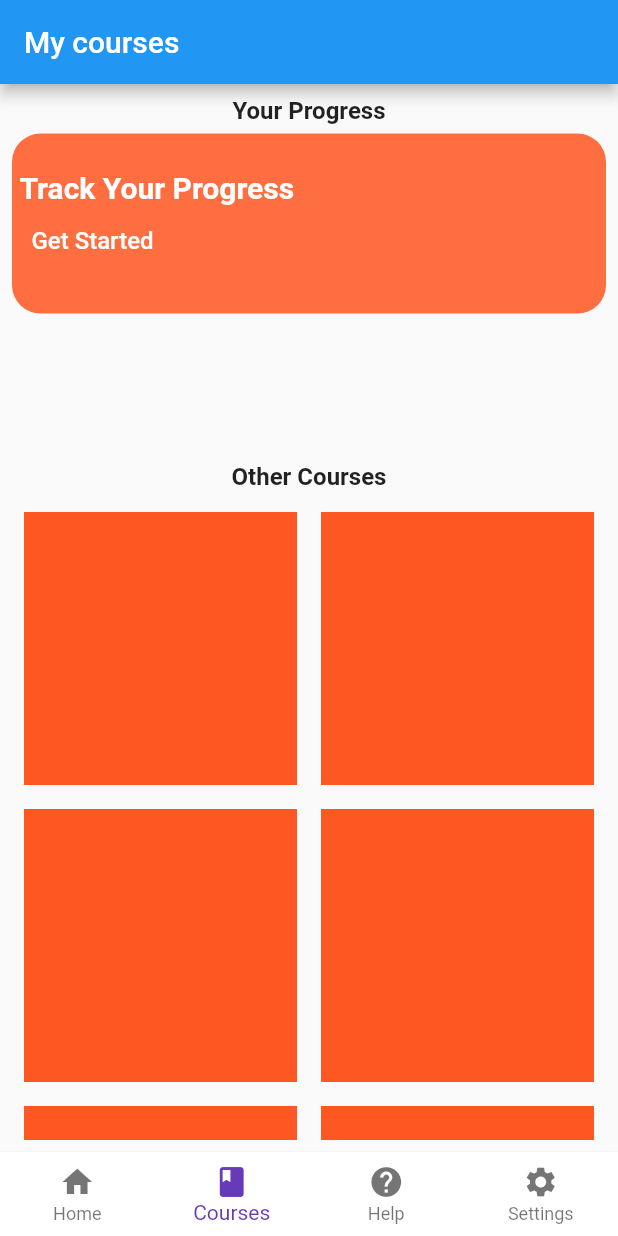
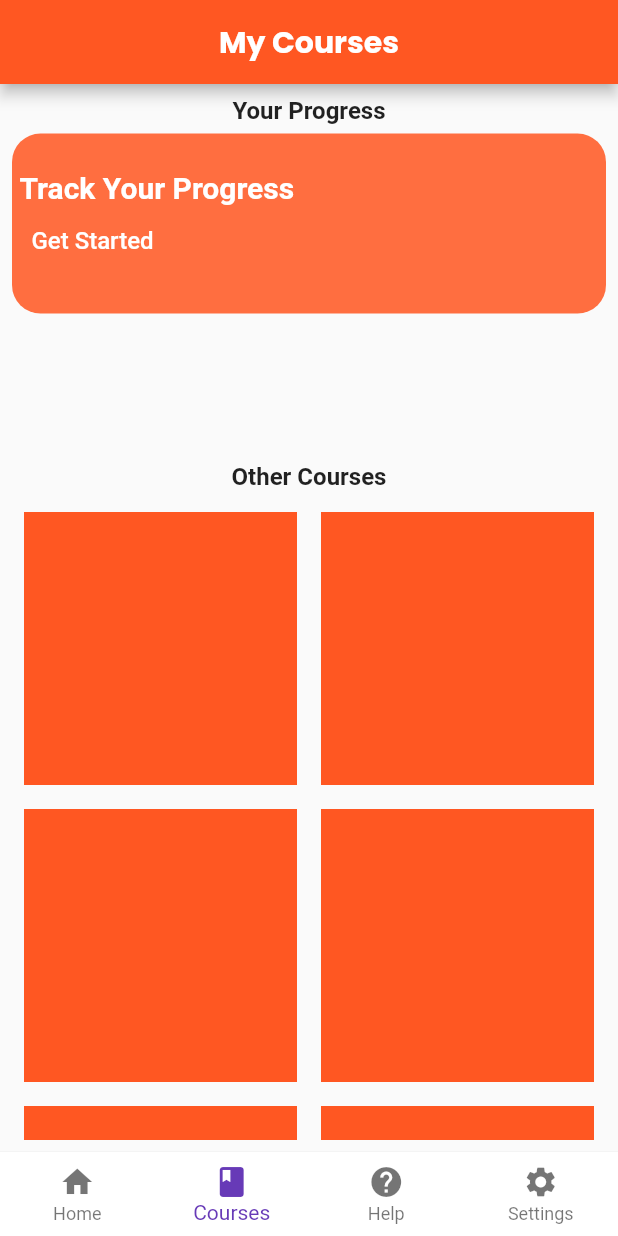
Before and after one commit to Webtonics/skilloom, a Flutter app: the screen it shows once a user with an empty profile is signed in, item 2 of the bottom bar chosen, after a tap on "Get Started", on a phone screen of 412 x 824 dp. Run offline on Flutter 3.47's test engine with Material 2 defaults, Android fonts, the phone set to English and light mode, and no system bars; our stand-ins replace cloud_firestore, file_picker, firebase_auth, firebase_core, firebase_storage, google_fonts and 2 more; accounts and stored records are empty; network calls fail.

Commit message:
Basic UI complete

```diff
--- a/lib/main.dart
+++ b/lib/main.dart
@@ -1,6 +1,7 @@
 import 'package:firebase_auth/firebase_auth.dart';
 import 'package:firebase_core/firebase_core.dart';
 import 'package:flutter/material.dart';
+import 'package:google_fonts/google_fonts.dart';
 import 'package:skilloom/providers/user_provider.dart';
 // import 'package:skilloom/views/app_screen/home.dart';
 import 'package:skilloom/views/auth/login.dart';
--- a/lib/utils/textfiels.dart
+++ b/lib/utils/textfiels.dart
@@ -6,14 +6,17 @@ class MyTextField extends StatelessWidget {
       required this.controller,
       required this.label,
       required this.hinttext,
-      required this.keyboardtype});
+      required this.keyboardtype,
+      required this.enabled});
   final TextEditingController controller;
   final String label;
   final String hinttext;
   final TextInputType keyboardtype;
+  final bool enabled;
   @override
   Widget build(BuildContext context) {
     return TextField(
+      enabled: enabled,
       controller: controller,
       decoration: InputDecoration(
         floatingLabelBehavior: null,
--- a/lib/views/app_screen/courses.dart
+++ b/lib/views/app_screen/courses.dart
@@ -1,7 +1,6 @@
 import 'package:flutter/material.dart';
-import 'package:lottie/lottie.dart';
+import 'package:google_fonts/google_fonts.dart';
 import 'package:skilloom/constants/spacing.dart';
-import 'package:skilloom/widget/carosel_baner.dart';
 
 class Courses extends StatefulWidget {
   const Courses({super.key});
@@ -15,7 +14,15 @@ class _CoursesState extends State<Courses> {
   Widget build(BuildContext context) {
     return Scaffold(
       appBar: AppBar(
-        title: const Text("My courses"),
+        backgroundColor: Colors.deepOrange,
+        centerTitle: true,
+        title: Text(
+          "My Courses",
+          style: GoogleFonts.poppins(
+            color: Colors.white,
+            fontWeight: FontWeight.bold,
+          ),
+        ),
       ),
       body: Padding(
         padding: const EdgeInsets.all(8.0),
--- a/lib/widget/carosel_baner.dart
+++ b/lib/widget/carosel_baner.dart
@@ -6,33 +6,114 @@ class CaroselBanner extends StatelessWidget {
   @override
   Widget build(BuildContext context) {
     return ListView(scrollDirection: Axis.horizontal, children: [
-      Container(
-        padding: const EdgeInsets.all(5),
+      CaroselBannerItem(
+        color: Colors.deepOrange,
+        title: "Lets Learn More",
+        cTA: "Get Started",
+        action: () {},
+      ),
+      const SizedBox(
+        width: 12,
+      ),
+      CaroselBannerItem(
+        color: Colors.black54,
+        title: "Lets Learn More",
+        cTA: "Get Started",
+        action: () {},
+      ),
+      const SizedBox(
+        width: 12,
+      ),
+      CaroselBannerItem(
+        color: Colors.blueAccent,
+        title: "Lets Learn More",
+        cTA: "Get Started",
+        action: () {},
+      ),
+      const SizedBox(
+        width: 12,
+      ),
+      CaroselBannerItem(
+        color: Colors.redAccent,
+        title: "Lets Learn More",
+        cTA: "Get Started",
+        action: () {},
+      ),
+      const SizedBox(
+        width: 12,
+      ),
+      CaroselBannerItem(
+        color: Colors.purpleAccent,
+        title: "Lets Learn More",
+        cTA: "Get Started",
+        action: () {},
+      ),
+      const SizedBox(
+        width: 12,
+      ),
+      CaroselBannerItem(
+        color: Colors.deepOrange,
+        title: "Lets Learn More",
+        cTA: "Get Started",
+        action: () {},
+      ),
+      const SizedBox(
+        width: 12,
+      ),
+      CaroselBannerItem(
+        color: Colors.pinkAccent,
+        title: "Lets Learn More",
+        cTA: "Get Started",
+        action: () {},
+      ),
+    ]);
+  }
+}
+// 1  Colors.black54
+// 2 "Lets Learn More"
+// "Get Started"
+
+class CaroselBannerItem extends StatelessWidget {
+  const CaroselBannerItem(
+      {super.key,
+      required this.color,
+      required this.title,
+      required this.cTA,
+      required this.action});
+
+  final Color color;
+  final String title;
+  final String cTA;
+  final VoidCallback action;
+  @override
+  Widget build(BuildContext context) {
+    return Container(
+      padding: const EdgeInsets.all(10),
       decoration: BoxDecoration(
         borderRadius: BorderRadius.circular(19),
         // color: Colors.greenAccent,
-          color: Colors.black54,
+        color: color,
       ),
       child: Row(
         children: [
           //image
           Column(
             crossAxisAlignment: CrossAxisAlignment.start,
-              mainAxisAlignment: MainAxisAlignment.start,
+            mainAxisAlignment: MainAxisAlignment.center,
             children: [
-                const Text(
-                  "Lets Learn More",
-                  style: TextStyle(
+              Text(
+                title,
+                style: const TextStyle(
                   color: Colors.white,
                   fontWeight: FontWeight.bold,
                   fontSize: 26,
                 ),
               ),
               TextButton(
-                    onPressed: () {},
-                    child: const Text(
-                      "Get Started",
-                      style: TextStyle(
+                  onPressed: action,
+                  child: Text(
+                    cTA,
+                    style: const TextStyle(
                         color: Colors.white,
                         fontSize: 16,
                         decoration: TextDecoration.underline),
@@ -41,121 +122,6 @@ class CaroselBanner extends StatelessWidget {
           )
         ],
       ),
-      ),
-      const SizedBox(
-        width: 12,
-      ),
-      Container(
-        padding: const EdgeInsets.all(5),
-        decoration: BoxDecoration(
-          borderRadius: BorderRadius.circular(19),
-          color: Colors.blueAccent,
-        ),
-        child: Row(
-          children: [
-            //image
-            Column(
-              crossAxisAlignment: CrossAxisAlignment.start,
-              mainAxisAlignment: MainAxisAlignment.start,
-              children: [
-                const Text(
-                  "Lets Learn More",
-                  style: TextStyle(
-                    color: Colors.white,
-                    fontWeight: FontWeight.bold,
-                    fontSize: 26,
-                  ),
-                ),
-                TextButton(
-                    onPressed: () {},
-                    child: const Text(
-                      "Get Started",
-                      style: TextStyle(
-                          color: Colors.white,
-                          fontSize: 16,
-                          decoration: TextDecoration.underline),
-                    )),
-              ],
-            )
-          ],
-        ),
-      ),
-      const SizedBox(
-        width: 12,
-      ),
-      Container(
-        padding: const EdgeInsets.all(5),
-        decoration: BoxDecoration(
-          borderRadius: BorderRadius.circular(19),
-          color: Colors.redAccent,
-        ),
-        child: Row(
-          children: [
-            //image
-            Column(
-              crossAxisAlignment: CrossAxisAlignment.start,
-              mainAxisAlignment: MainAxisAlignment.start,
-              children: [
-                const Text(
-                  "Lets Learn More",
-                  style: TextStyle(
-                    color: Colors.white,
-                    fontWeight: FontWeight.bold,
-                    fontSize: 26,
-                  ),
-                ),
-                TextButton(
-                    onPressed: () {},
-                    child: const Text(
-                      "Get Started",
-                      style: TextStyle(
-                          color: Colors.white,
-                          fontSize: 16,
-                          decoration: TextDecoration.underline),
-                    )),
-              ],
-            )
-          ],
-        ),
-      ),
-      const SizedBox(
-        width: 12,
-      ),
-      Container(
-        padding: const EdgeInsets.all(5),
-        decoration: BoxDecoration(
-          borderRadius: BorderRadius.circular(19),
-          color: Colors.purpleAccent,
-        ),
-        child: Row(
-          children: [
-            //image
-            Column(
-              crossAxisAlignment: CrossAxisAlignment.start,
-              mainAxisAlignment: MainAxisAlignment.start,
-              children: [
-                const Text(
-                  "Lets Learn More",
-                  style: TextStyle(
-                    color: Colors.white,
-                    fontWeight: FontWeight.bold,
-                    fontSize: 26,
-                  ),
-                ),
-                TextButton(
-                    onPressed: () {},
-                    child: const Text(
-                      "Get Started",
-                      style: TextStyle(
-                          color: Colors.white,
-                          fontSize: 16,
-                          decoration: TextDecoration.underline),
-                    )),
-              ],
-            )
-          ],
-        ),
-      ),
-    ]);
+    );
   }
 }
```
Also changed, not shown: lib/Services/hyperlink/hyperlink_sevice.dart (added, +15 -0 lines), lib/utils/error_dialog.dart (added, +46 -0 lines), lib/views/app_screen/help.dart (+29 -21 lines), lib/views/app_screen/settings.dart (+37 -8 lines). Lines whose indentation alone changed are shown as unchanged.
